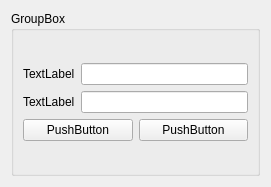
Aloereed/Flightman_Client_DATA130039, file ticket_purchase_confirm.ui: the form before one commit.
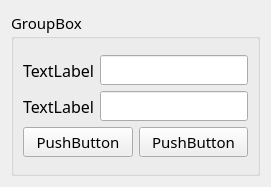
The form after the commit.

Patch:
```diff
--- a/ticket_purchase_confirm.ui
+++ b/ticket_purchase_confirm.ui
@@ -10,6 +10,12 @@
     <height>187</height>
    </rect>
   </property>
+  <property name="font">
+   <font>
+    <family>Yu Gothic UI Semilight</family>
+    <pointsize>11</pointsize>
+   </font>
+  </property>
   <property name="windowTitle">
    <string>Form</string>
   </property>
@@ -26,6 +32,12 @@
          <layout class="QHBoxLayout" name="horizontalLayout">
           <item>
            <widget class="QLabel" name="label_UserID">
+            <property name="font">
+             <font>
+              <family>Yu Gothic UI Semilight</family>
+              <pointsize>12</pointsize>
+             </font>
+            </property>
             <property name="text">
              <string>TextLabel</string>
             </property>
@@ -40,6 +52,12 @@
          <layout class="QHBoxLayout" name="horizontalLayout_2">
           <item>
            <widget class="QLabel" name="label_Password">
+            <property name="font">
+             <font>
+              <family>Yu Gothic UI Semilight</family>
+              <pointsize>12</pointsize>
+             </font>
+            </property>
             <property name="text">
              <string>TextLabel</string>
             </property>
```
